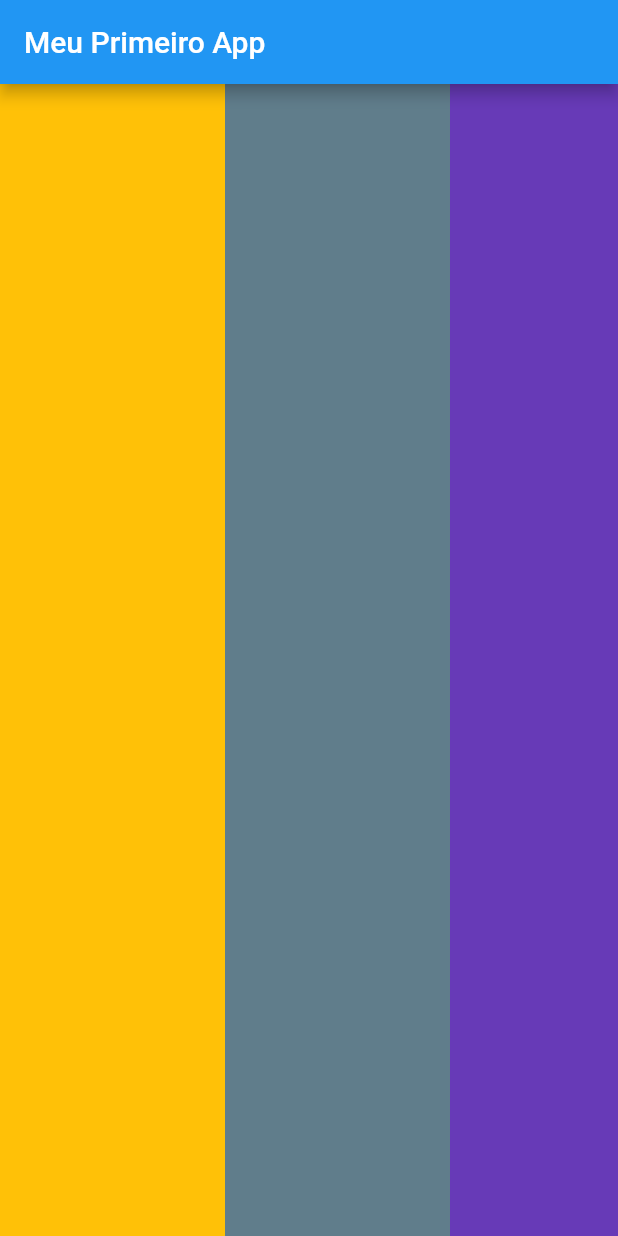
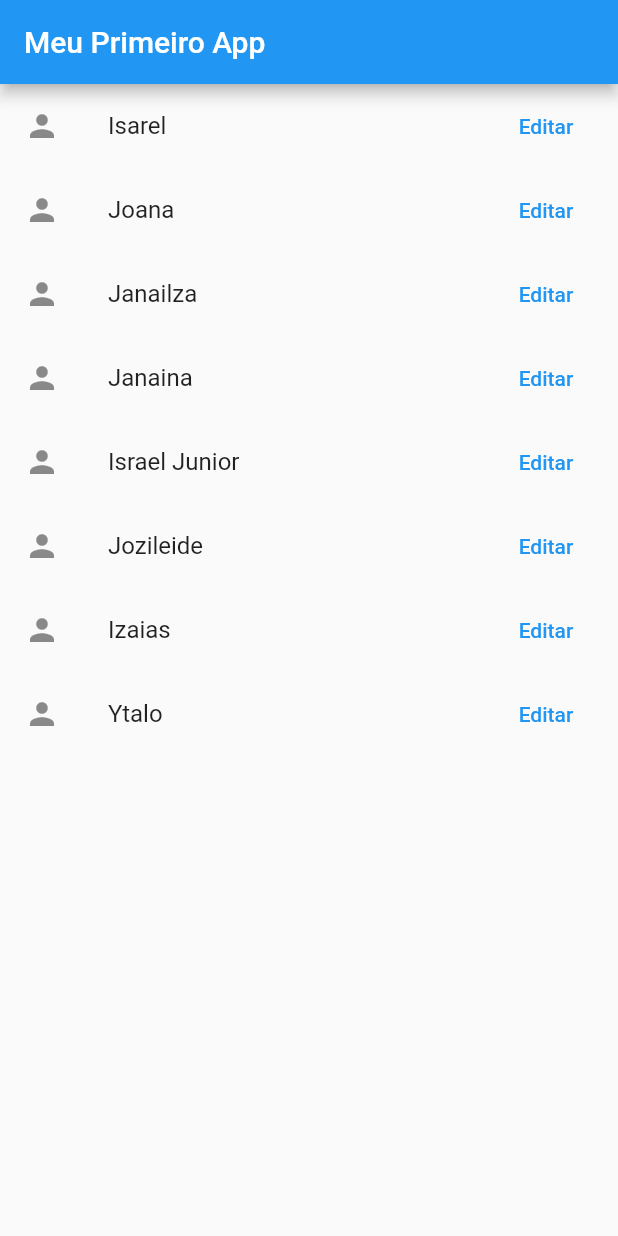
Before and after one commit to izaias1/flutter_001, a Flutter app: the screen it shows after launch, on a phone screen of 412 x 824 dp. Run offline on Flutter 3.47's test engine with Material 2 defaults, Android fonts, the phone set to English and light mode, and no system bars.

Commit message:
ListView.builder - Lista de contatos

```diff
--- a/lib/main.dart
+++ b/lib/main.dart
@@ -6,6 +6,17 @@ import 'package:flutter_001/exemplo.dart';
 void main() => runApp(MeuApp());
 
 class MeuApp extends StatelessWidget {
+  var contatos = [
+    'Isarel',
+    'Joana',
+    'Janailza',
+    'Janaina',
+    'Israel Junior',
+    'Jozileide',
+    'Izaias',
+    'Ytalo'
+  ];
+
   @override
   Widget build(BuildContext context) {
     return MaterialApp(
@@ -16,27 +27,18 @@ class MeuApp extends StatelessWidget {
         appBar: AppBar(
           title: const Text('Meu Primeiro App'),
         ),
-        body: ListView(
-          // aqui aonde decide se vai ser horizontal ou vertical
-          scrollDirection: Axis.horizontal,
-          children: [
-            Container(
-              width: 150,
-              color: Colors.amber,
-            ),
-            Container(
-              width: 150,
-              color: Colors.blueGrey,
-            ),
-            Container(
-              width: 150,
-              color: Colors.deepPurple,
-            ),
-            Container(
-              width: 150,
-              color: Colors.pink,
-            ),
-          ],
+        body: ListView.builder(
+          itemCount: contatos.length,
+          itemBuilder: (ctx, index) {
+            return ListTile(
+              leading: Icon(Icons.person),
+              title: Text('${contatos[index]}'),
+              trailing: TextButton(
+                onPressed: () {},
+                child: Text('Editar'),
+              ),
+            );
+          },
         ),
       ),
     );
```
